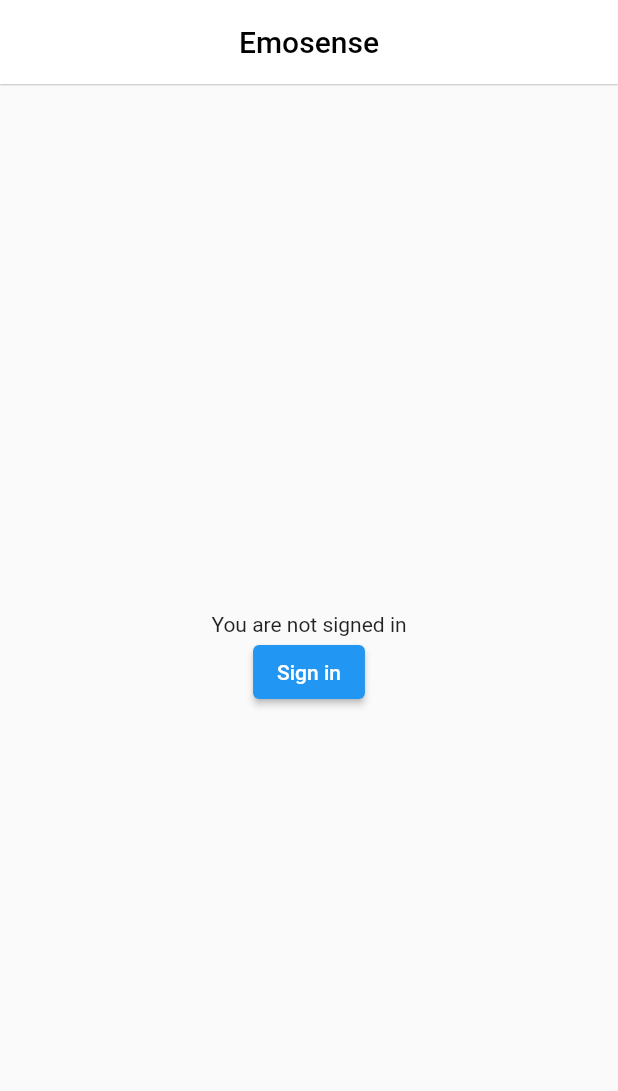
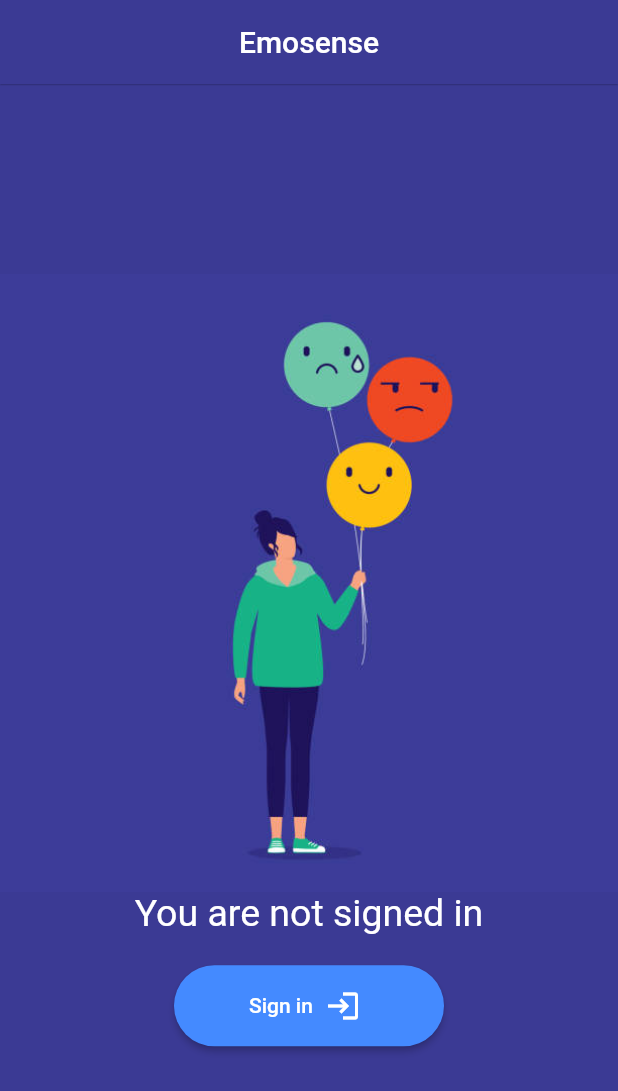
Before and after one commit to Afridee/emotion_detector, a Flutter app: the screen it shows after launch, after a tap on "Sign in", on a phone screen of 412 x 824 dp. Shown: the top 1091 px of the screen. Run offline on Flutter 3.47's test engine with Material 2 defaults, Android fonts, the phone set to English and light mode, and no system bars; our stand-ins replace camera, google_sign_in; missing offline and left inert: tflite_v2.

Commit message:
3rd push

```diff
--- a/lib/home.dart
+++ b/lib/home.dart
@@ -116,13 +116,13 @@ class _HomeState extends State<Home> {
       appBar: AppBar(
         centerTitle:true,
         elevation: 0.4,
-        backgroundColor: Colors.white,
-        title: Text("Emosense", style: TextStyle(color: Colors.black)),
+        backgroundColor: Color(0xff3b3a94),
+        title: Text("Emosense", style: TextStyle(color: Colors.white)),
         actions: [
           isSignedIn ? IconButton(onPressed: () async{
             await signOut();
             checkIfSignedIn();
-          }, icon: Icon(Icons.logout, color: Colors.black,)) : Container()
+          }, icon: Icon(Icons.logout, color: Colors.white,)) : Container()
         ],
       ),
       body: isloading ? Center(
@@ -147,15 +147,38 @@ class _HomeState extends State<Home> {
           Text(output, style: TextStyle(fontWeight: FontWeight.bold, fontSize: 20))
         ],
       ) : Container (
+        color: Color(0xff3b3a94),
         child:  Center(
           child: Column(
             mainAxisAlignment: MainAxisAlignment.center,
             children: [
-              const Text("You are not signed in"),
-              ElevatedButton(onPressed: () async{
+              Image.asset('assets/intro.jpeg'),
+              const Text("You are not signed in", style: TextStyle(fontSize: 25, color: Colors.white)),
+              SizedBox(height: 20),
+              ElevatedButton(
+                  style: ElevatedButton.styleFrom(
+                    primary: Colors.blueAccent,
+                    padding: const EdgeInsets.symmetric(
+                      horizontal: 50,
+                      vertical: 15,
+                    ),
+                    shape: RoundedRectangleBorder(
+                      borderRadius: BorderRadius.circular(30),
+                    ),
+                  ),
+                  onPressed: () async{
                 await signin();
                 checkIfSignedIn();
-              }, child: const Text("Sign in"))
+              }, child: Container(
+                width: 80,
+                child: Row(
+                  children: [
+                    const Text("Sign in"),
+                    SizedBox(width: 8),
+                    Icon(Icons.login, color: Colors.white,)
+                  ],
+                ),
+              ))
             ],
           ),
         ),
```
Also changed, not shown: assets/labels.txt (+7 -2 lines), assets/intro.jpeg (added), 1 other file.
